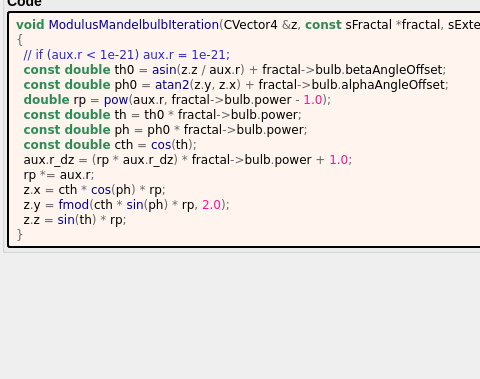
This is mandelbulber2/formula/ui/modulus_mandelbulb.ui in buddhi1980/mandelbulber2 as Qt 5 draws it before an edit; both pictures show x 0 to 480 and y 166 to 545 of the 823 by 545 pixel window. The edited form follows.
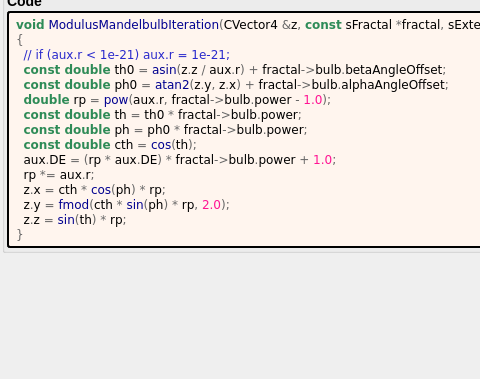
This is the edited form. Custom widgets are drawn as their Qt base class.

```diff
--- a/mandelbulber2/formula/ui/modulus_mandelbulb.ui
+++ b/mandelbulber2/formula/ui/modulus_mandelbulb.ui
@@ -204,7 +204,7 @@
   &lt;span style=&quot;color:#2e8b57; font-weight:bold&quot;&gt;const double&lt;/span&gt; th &lt;span style=&quot;color:#676767&quot;&gt;=&lt;/span&gt; th0 &lt;span style=&quot;color:#676767&quot;&gt;*&lt;/span&gt; fractal&lt;span style=&quot;color:#676767&quot;&gt;-&amp;gt;&lt;/span&gt;bulb&lt;span style=&quot;color:#676767&quot;&gt;.&lt;/span&gt;power&lt;span style=&quot;color:#676767&quot;&gt;;&lt;/span&gt;
   &lt;span style=&quot;color:#2e8b57; font-weight:bold&quot;&gt;const double&lt;/span&gt; ph &lt;span style=&quot;color:#676767&quot;&gt;=&lt;/span&gt; ph0 &lt;span style=&quot;color:#676767&quot;&gt;*&lt;/span&gt; fractal&lt;span style=&quot;color:#676767&quot;&gt;-&amp;gt;&lt;/span&gt;bulb&lt;span style=&quot;color:#676767&quot;&gt;.&lt;/span&gt;power&lt;span style=&quot;color:#676767&quot;&gt;;&lt;/span&gt;
   &lt;span style=&quot;color:#2e8b57; font-weight:bold&quot;&gt;const double&lt;/span&gt; cth &lt;span style=&quot;color:#676767&quot;&gt;=&lt;/span&gt; &lt;span style=&quot;color:#00008f&quot;&gt;cos&lt;/span&gt;&lt;span style=&quot;color:#676767&quot;&gt;(&lt;/span&gt;th&lt;span style=&quot;color:#676767&quot;&gt;);&lt;/span&gt;
-  aux&lt;span style=&quot;color:#676767&quot;&gt;.&lt;/span&gt;r_dz &lt;span style=&quot;color:#676767&quot;&gt;= (&lt;/span&gt;rp &lt;span style=&quot;color:#676767&quot;&gt;*&lt;/span&gt; aux&lt;span style=&quot;color:#676767&quot;&gt;.&lt;/span&gt;r_dz&lt;span style=&quot;color:#676767&quot;&gt;) *&lt;/span&gt; fractal&lt;span style=&quot;color:#676767&quot;&gt;-&amp;gt;&lt;/span&gt;bulb&lt;span style=&quot;color:#676767&quot;&gt;.&lt;/span&gt;power &lt;span style=&quot;color:#676767&quot;&gt;+&lt;/span&gt; &lt;span style=&quot;color:#ff1493&quot;&gt;1.0&lt;/span&gt;&lt;span style=&quot;color:#676767&quot;&gt;;&lt;/span&gt;
+  aux&lt;span style=&quot;color:#676767&quot;&gt;.&lt;/span&gt;DE &lt;span style=&quot;color:#676767&quot;&gt;= (&lt;/span&gt;rp &lt;span style=&quot;color:#676767&quot;&gt;*&lt;/span&gt; aux&lt;span style=&quot;color:#676767&quot;&gt;.&lt;/span&gt;DE&lt;span style=&quot;color:#676767&quot;&gt;) *&lt;/span&gt; fractal&lt;span style=&quot;color:#676767&quot;&gt;-&amp;gt;&lt;/span&gt;bulb&lt;span style=&quot;color:#676767&quot;&gt;.&lt;/span&gt;power &lt;span style=&quot;color:#676767&quot;&gt;+&lt;/span&gt; &lt;span style=&quot;color:#ff1493&quot;&gt;1.0&lt;/span&gt;&lt;span style=&quot;color:#676767&quot;&gt;;&lt;/span&gt;
   rp &lt;span style=&quot;color:#676767&quot;&gt;*=&lt;/span&gt; aux&lt;span style=&quot;color:#676767&quot;&gt;.&lt;/span&gt;r&lt;span style=&quot;color:#676767&quot;&gt;;&lt;/span&gt;
   z&lt;span style=&quot;color:#676767&quot;&gt;.&lt;/span&gt;x &lt;span style=&quot;color:#676767&quot;&gt;=&lt;/span&gt; cth &lt;span style=&quot;color:#676767&quot;&gt;*&lt;/span&gt; &lt;span style=&quot;color:#00008f&quot;&gt;cos&lt;/span&gt;&lt;span style=&quot;color:#676767&quot;&gt;(&lt;/span&gt;ph&lt;span style=&quot;color:#676767&quot;&gt;) *&lt;/span&gt; rp&lt;span style=&quot;color:#676767&quot;&gt;;&lt;/span&gt;
   z&lt;span style=&quot;color:#676767&quot;&gt;.&lt;/span&gt;y &lt;span style=&quot;color:#676767&quot;&gt;=&lt;/span&gt; &lt;span style=&quot;color:#00008f&quot;&gt;fmod&lt;/span&gt;&lt;span style=&quot;color:#676767&quot;&gt;(&lt;/span&gt;cth &lt;span style=&quot;color:#676767&quot;&gt;*&lt;/span&gt; &lt;span style=&quot;color:#00008f&quot;&gt;sin&lt;/span&gt;&lt;span style=&quot;color:#676767&quot;&gt;(&lt;/span&gt;ph&lt;span style=&quot;color:#676767&quot;&gt;) *&lt;/span&gt; rp&lt;span style=&quot;color:#676767&quot;&gt;,&lt;/span&gt; &lt;span style=&quot;color:#ff1493&quot;&gt;2.0&lt;/span&gt;&lt;span style=&quot;color:#676767&quot;&gt;);&lt;/span&gt;
```
